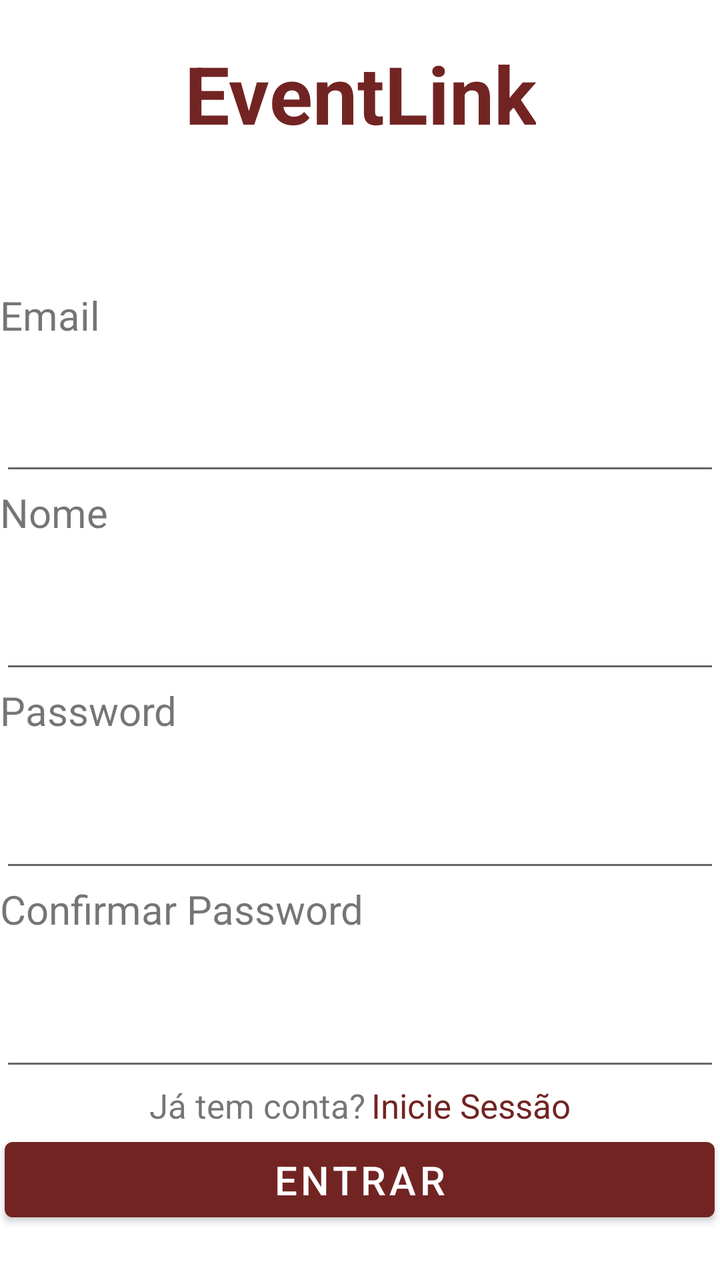
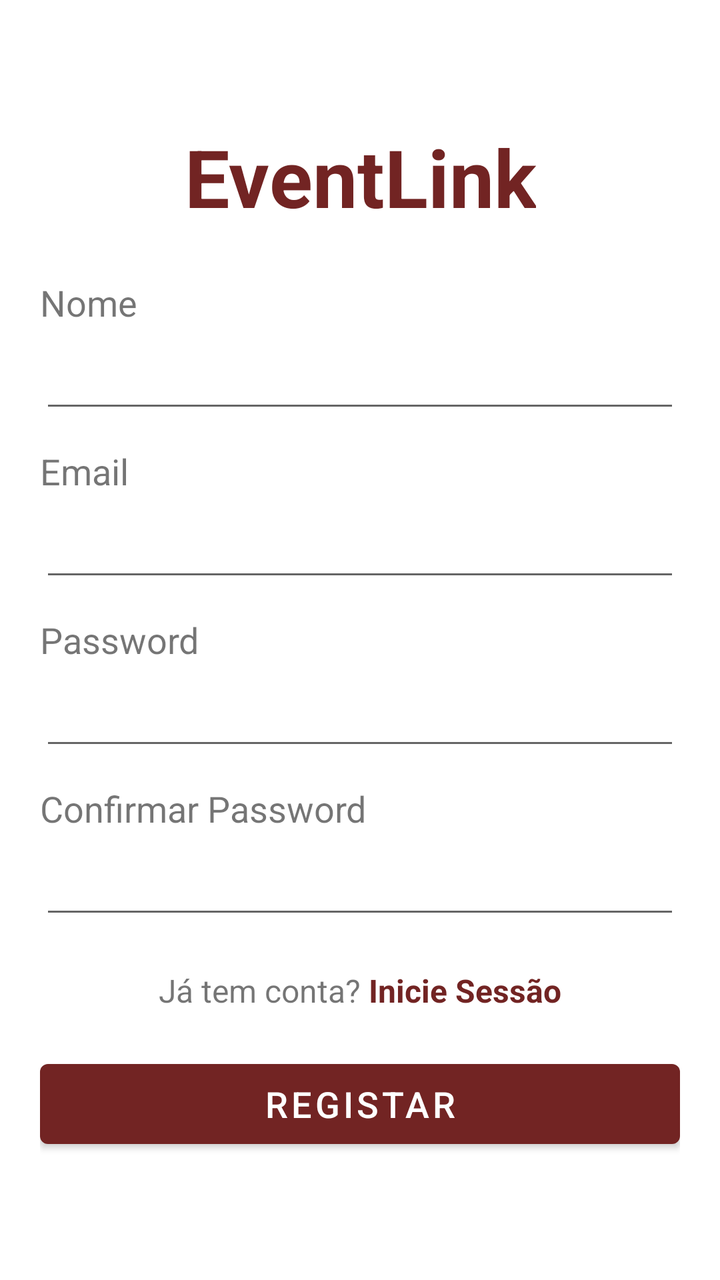

Before-and-after screenshots of an Android layout around one commit, followed by the original layout XML and the change that was made.
<!-- AndroidManifest.xml: activity theme Theme.EventLink.WithActionBar -->
<!-- res/layout/activity_register.xml -->
<?xml version="1.0" encoding="utf-8"?>
<LinearLayout xmlns:app="http://schemas.android.com/apk/res-auto"
    xmlns:tools="http://schemas.android.com/tools"
    xmlns:android="http://schemas.android.com/apk/res/android"
    android:id="@+id/main"
    android:layout_width="match_parent"
    android:layout_height="match_parent"
    android:orientation="vertical"
    android:gravity="center"
    android:fitsSystemWindows="true"
    tools:context=".RegisterActivity">

    <Space
        android:layout_width="match_parent"
        android:layout_height="20dp" />

    <TextView
        android:id="@+id/tv_eventlink_register"
        android:layout_width="wrap_content"
        android:layout_height="0dp"
        android:layout_weight="0.05"
        android:fontFamily="sans-serif"
        android:text="@string/txt_eventlink"
        android:textAlignment="center"
        android:textColor="@color/color_eventlink"
        android:textSize="40sp"
        android:textStyle="bold" />

    <TextView
        android:id="@+id/tv_email_register"
        android:layout_width="match_parent"
        android:layout_height="0dp"
        android:layout_weight="0.02"
        android:textSize="20sp"
        android:text="@string/txt_email" />

    <EditText
        android:id="@+id/tv_email_register_preencher"
        android:layout_width="match_parent"
        android:layout_height="0dp"
        android:layout_weight="0.02"
        android:ems="10"
        android:inputType="textEmailAddress" />

    <TextView
        android:id="@+id/tv_nome_register"
        android:layout_width="match_parent"
        android:layout_height="0dp"
        android:layout_weight="0.02"
        android:textSize="20sp"
        android:text="@string/txt_nome_register" />

    <EditText
        android:id="@+id/tv_nome_register_preencher"
        android:layout_width="match_parent"
        android:layout_height="0dp"
        android:layout_weight="0.02"
        android:ems="10"
        android:inputType="text"/>

    <TextView
        android:id="@+id/tv_password_register"
        android:layout_width="match_parent"
        android:layout_height="0dp"
        android:layout_weight="0.02"
        android:textSize="20sp"
        android:text="@string/txt_password" />

    <EditText
        android:id="@+id/tv_password_register_preencher"
        android:layout_width="match_parent"
        android:layout_height="0dp"
        android:layout_weight="0.02"
        android:ems="10"
        android:inputType="textPassword" />

    <TextView
        android:id="@+id/tv_confirmar_password_register"
        android:layout_width="match_parent"
        android:layout_height="0dp"
        android:layout_weight="0.02"
        android:textSize="20sp"
        android:text="@string/txt_confirmar_password" />

    <EditText
        android:id="@+id/tv_confirmar_password_register_preencher"
        android:layout_width="match_parent"
        android:layout_height="0dp"
        android:layout_weight="0.02"
        android:ems="10"
        android:inputType="textPassword" />

    <LinearLayout
        android:layout_width="match_parent"
        android:layout_height="0dp"
        android:layout_weight="0.01"
        android:gravity="center"
        android:orientation="horizontal">

        <TextView
            android:id="@+id/tv_temconta"
            android:layout_width="wrap_content"
            android:layout_height="wrap_content"
            android:text="@string/txt_temconta_register"
            android:textSize="17sp" />

        <TextView
            android:id="@+id/tv_inciar_sessao_registar"
            android:layout_width="wrap_content"
            android:layout_height="wrap_content"
            android:layout_marginStart="3dp"
            android:clickable="true"
            android:focusable="true"
            android:textSize="17sp"
            android:text="@string/txt_inicie_sessao_register"
            android:onClick="onClickLogin"
            android:textColor="@color/color_eventlink" />

    </LinearLayout>

    <Button
        android:id="@+id/button"
        android:layout_width="wrap_content"
        android:layout_height="0dp"
        android:layout_weight="0.02"
        android:textSize="20sp"
        android:ems="15"
        app:backgroundTint="@color/color_eventlink"
        android:textColor="@color/white"
        android:text="@string/btn_entrar_login" />

    <Space
        android:layout_width="match_parent"
        android:layout_height="0dp"
        android:layout_weight="0.01"/>


</LinearLayout>
<!-- resources referenced by this layout -->
<resources>
  <color name="color_eventlink">#722423</color>
  <color name="white">#FFFFFFFF</color>
  <string name="btn_entrar_login">Entrar</string>
  <string name="txt_confirmar_password">Confirmar Password</string>
  <string name="txt_email">Email</string>
  <string name="txt_eventlink">EventLink</string>
  <string name="txt_inicie_sessao_register">Inicie Sessão</string>
  <string name="txt_nome_register">Nome</string>
  <string name="txt_password">Password</string>
  <string name="txt_temconta_register">Já tem conta?</string>
  <style name="Theme.EventLink.WithActionBar" parent="Theme.MaterialComponents.DayNight.DarkActionBar">
          <item name="colorPrimary">@color/color_eventlink</item>
      </style>
</resources>

<!-- the commit's change to res/layout/activity_register.xml (unified diff, before → after) -->
@@ -1,138 +1,137 @@
 <?xml version="1.0" encoding="utf-8"?>
-<LinearLayout xmlns:app="http://schemas.android.com/apk/res-auto"
+<ScrollView xmlns:android="http://schemas.android.com/apk/res/android"
+    xmlns:app="http://schemas.android.com/apk/res-auto"
     xmlns:tools="http://schemas.android.com/tools"
-    xmlns:android="http://schemas.android.com/apk/res/android"
     android:id="@+id/main"
     android:layout_width="match_parent"
     android:layout_height="match_parent"
-    android:orientation="vertical"
-    android:gravity="center"
+    android:fillViewport="true"
     android:fitsSystemWindows="true"
     tools:context=".RegisterActivity">
 
-    <Space
-        android:layout_width="match_parent"
-        android:layout_height="20dp" />
-
-    <TextView
-        android:id="@+id/tv_eventlink_register"
-        android:layout_width="wrap_content"
-        android:layout_height="0dp"
-        android:layout_weight="0.05"
-        android:fontFamily="sans-serif"
-        android:text="@string/txt_eventlink"
-        android:textAlignment="center"
-        android:textColor="@color/color_eventlink"
-        android:textSize="40sp"
-        android:textStyle="bold" />
-
-    <TextView
-        android:id="@+id/tv_email_register"
-        android:layout_width="match_parent"
-        android:layout_height="0dp"
-        android:layout_weight="0.02"
-        android:textSize="20sp"
-        android:text="@string/txt_email" />
-
-    <EditText
-        android:id="@+id/tv_email_register_preencher"
-        android:layout_width="match_parent"
-        android:layout_height="0dp"
-        android:layout_weight="0.02"
-        android:ems="10"
-        android:inputType="textEmailAddress" />
-
-    <TextView
-        android:id="@+id/tv_nome_register"
-        android:layout_width="match_parent"
-        android:layout_height="0dp"
-        android:layout_weight="0.02"
-        android:textSize="20sp"
-        android:text="@string/txt_nome_register" />
-
-    <EditText
-        android:id="@+id/tv_nome_register_preencher"
-        android:layout_width="match_parent"
-        android:layout_height="0dp"
-        android:layout_weight="0.02"
-        android:ems="10"
-        android:inputType="text"/>
-
-    <TextView
-        android:id="@+id/tv_password_register"
-        android:layout_width="match_parent"
-        android:layout_height="0dp"
-        android:layout_weight="0.02"
-        android:textSize="20sp"
-        android:text="@string/txt_password" />
-
-    <EditText
-        android:id="@+id/tv_password_register_preencher"
-        android:layout_width="match_parent"
-        android:layout_height="0dp"
-        android:layout_weight="0.02"
-        android:ems="10"
-        android:inputType="textPassword" />
-
-    <TextView
-        android:id="@+id/tv_confirmar_password_register"
-        android:layout_width="match_parent"
-        android:layout_height="0dp"
-        android:layout_weight="0.02"
-        android:textSize="20sp"
-        android:text="@string/txt_confirmar_password" />
-
-    <EditText
-        android:id="@+id/tv_confirmar_password_register_preencher"
-        android:layout_width="match_parent"
-        android:layout_height="0dp"
-        android:layout_weight="0.02"
-        android:ems="10"
-        android:inputType="textPassword" />
-
     <LinearLayout
         android:layout_width="match_parent"
-        android:layout_height="0dp"
-        android:layout_weight="0.01"
+        android:layout_height="wrap_content"
         android:gravity="center"
-        android:orientation="horizontal">
+        android:orientation="vertical"
+        android:paddingHorizontal="20dp"
+        android:paddingVertical="24dp">
 
         <TextView
-            android:id="@+id/tv_temconta"
+            android:id="@+id/tv_eventlink_register"
             android:layout_width="wrap_content"
             android:layout_height="wrap_content"
-            android:text="@string/txt_temconta_register"
-            android:textSize="17sp" />
+            android:layout_marginBottom="24dp"
+            android:fontFamily="sans-serif"
+            android:text="@string/txt_eventlink"
+            android:textAlignment="center"
+            android:textColor="@color/color_eventlink"
+            android:textSize="40sp"
+            android:textStyle="bold" />
 
         <TextView
-            android:id="@+id/tv_inciar_sessao_registar"
-            android:layout_width="wrap_content"
+            android:id="@+id/tv_nome_register"
+            android:layout_width="match_parent"
             android:layout_height="wrap_content"
-            android:layout_marginStart="3dp"
-            android:clickable="true"
-            android:focusable="true"
-            android:textSize="17sp"
-            android:text="@string/txt_inicie_sessao_register"
-            android:onClick="onClickLogin"
-            android:textColor="@color/color_eventlink" />
+            android:text="@string/txt_nome_register"
+            android:textSize="18sp" />
+
+        <EditText
+            android:id="@+id/etNomeRegister"
+            android:layout_width="match_parent"
+            android:layout_height="wrap_content"
+            android:ems="10"
+            android:inputType="textPersonName"
+            android:minHeight="48dp" />
+
+        <TextView
+            android:id="@+id/tv_email_register"
+            android:layout_width="match_parent"
+            android:layout_height="wrap_content"
+            android:layout_marginTop="12dp"
+            android:text="@string/txt_email"
+            android:textSize="18sp" />
+
+        <EditText
+            android:id="@+id/etEmailRegister"
+            android:layout_width="match_parent"
+            android:layout_height="wrap_content"
+            android:ems="10"
+            android:inputType="textEmailAddress"
+            android:minHeight="48dp" />
+
+        <TextView
+            android:id="@+id/tv_password_register"
+            android:layout_width="match_parent"
+            android:layout_height="wrap_content"
+            android:layout_marginTop="12dp"
+            android:text="@string/txt_password"
+            android:textSize="18sp" />
+
+        <EditText
+            android:id="@+id/etPasswordRegister"
+            android:layout_width="match_parent"
+            android:layout_height="wrap_content"
+            android:ems="10"
+            android:inputType="textPassword"
+            android:minHeight="48dp" />
+
+        <TextView
+            android:id="@+id/tv_confirmar_password_register"
+            android:layout_width="match_parent"
+            android:layout_height="wrap_content"
+            android:layout_marginTop="12dp"
+            android:text="@string/txt_confirmar_password"
+            android:textSize="18sp" />
+
+        <EditText
+            android:id="@+id/etConfirmarPasswordRegister"
+            android:layout_width="match_parent"
+            android:layout_height="wrap_content"
+            android:ems="10"
+            android:inputType="textPassword"
+            android:minHeight="48dp" />
+
+        <LinearLayout
+            android:layout_width="match_parent"
+            android:layout_height="wrap_content"
+            android:layout_marginTop="20dp"
+            android:gravity="center"
+            android:orientation="horizontal">
+
+            <TextView
+                android:id="@+id/tv_temconta"
+                android:layout_width="wrap_content"
+                android:layout_height="wrap_content"
+                android:text="@string/txt_temconta_register"
+                android:textSize="16sp" />
+
+            <TextView
+                android:id="@+id/tv_inciar_sessao_registar"
+                android:layout_width="wrap_content"
+                android:layout_height="wrap_content"
+                android:layout_marginStart="4dp"
+                android:clickable="true"
+                android:focusable="true"
+                android:onClick="onClickLogin"
+                android:text="@string/txt_inicie_sessao_register"
+                android:textColor="@color/color_eventlink"
+                android:textSize="16sp"
+                android:textStyle="bold" />
+
+        </LinearLayout>
+
+        <Button
+            android:id="@+id/btnRegistar"
+            android:layout_width="match_parent"
+            android:layout_height="wrap_content"
+            android:layout_marginTop="20dp"
+            android:minHeight="52dp"
+            android:onClick="onClickRegistar"
+            android:text="REGISTAR"
+            android:textColor="@color/white"
+            android:textSize="18sp"
+            app:backgroundTint="@color/color_eventlink" />
 
     </LinearLayout>
-
-    <Button
-        android:id="@+id/button"
-        android:layout_width="wrap_content"
-        android:layout_height="0dp"
-        android:layout_weight="0.02"
-        android:textSize="20sp"
-        android:ems="15"
-        app:backgroundTint="@color/color_eventlink"
-        android:textColor="@color/white"
-        android:text="@string/btn_entrar_login" />
-
-    <Space
-        android:layout_width="match_parent"
-        android:layout_height="0dp"
-        android:layout_weight="0.01"/>
-
-
-</LinearLayout>
+</ScrollView>
<!-- resource entries referenced after the edit -->
@@ -2,7 +2,6 @@
 <resources>
   <color name="color_eventlink">#722423</color>
   <color name="white">#FFFFFFFF</color>
-  <string name="btn_entrar_login">Entrar</string>
   <string name="txt_confirmar_password">Confirmar Password</string>
   <string name="txt_email">Email</string>
   <string name="txt_eventlink">EventLink</string>
